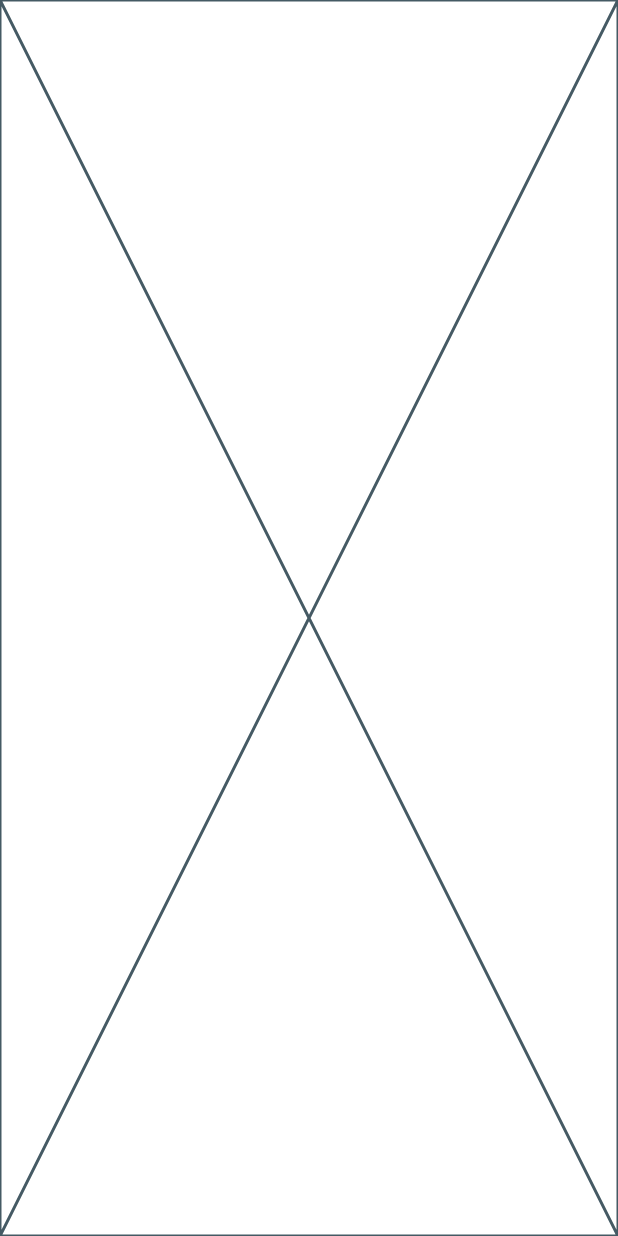
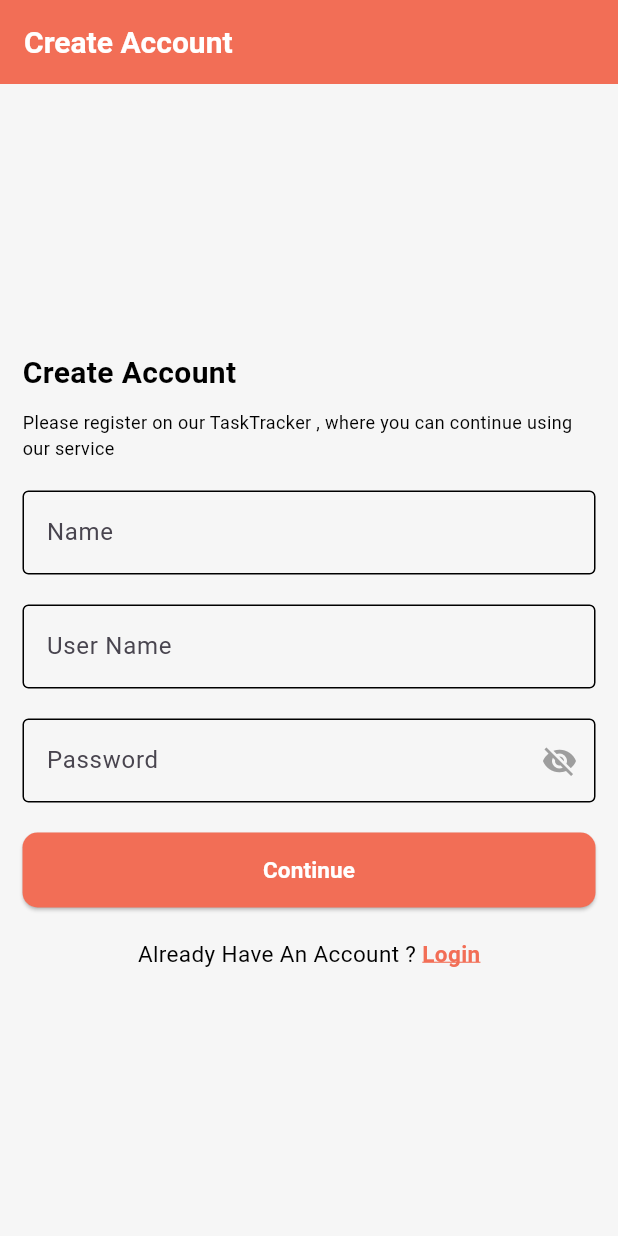
Before and after one commit to arun-kumar-bidila/tasktracker, a Flutter app: the screen it shows after launch, on a phone screen of 412 x 824 dp. Run offline on Flutter 3.47's test engine with Material 3 defaults, Android fonts, the phone set to English and light mode, and no system bars.

Commit message:
done auth ui

```diff
--- a/lib/auth/screens/authscreen.dart
+++ /dev/null
@@ -1,15 +0,0 @@
-import 'package:flutter/material.dart';
-
-class Authscreen extends StatefulWidget {
-  const Authscreen({super.key});
-
-  @override
-  State<Authscreen> createState() => _AuthscreenState();
-}
-
-class _AuthscreenState extends State<Authscreen> {
-  @override
-  Widget build(BuildContext context) {
-    return const Placeholder();
-  }
-}
--- /dev/null
+++ b/lib/auth/screens/signup_screen.dart
@@ -0,0 +1,113 @@
+import 'package:flutter/material.dart';
+import 'package:tasktracker/auth/screens/signin_screen.dart';
+import 'package:tasktracker/common/custom_button.dart';
+import 'package:tasktracker/common/custom_textfield.dart';
+import 'package:tasktracker/constants/global_variables.dart';
+
+class SignupScreen extends StatefulWidget {
+  static const String routeName = "/signup-screen";
+  const SignupScreen({super.key});
+
+  @override
+  State<SignupScreen> createState() => _SignupScreenState();
+}
+
+class _SignupScreenState extends State<SignupScreen> {
+  TextEditingController nameController = TextEditingController();
+  TextEditingController userNameController = TextEditingController();
+  TextEditingController passwordController = TextEditingController();
+  @override
+  Widget build(BuildContext context) {
+    return Scaffold(
+      resizeToAvoidBottomInset: true,
+      appBar: AppBar(
+        backgroundColor: GlobalVariables.buttonColor,
+        title: Text(
+          "Create Account",
+          style: TextStyle(
+              color: Colors.white, fontSize: 20, fontWeight: FontWeight.bold),
+        ),
+      ),
+      body: SafeArea(
+          child: Padding(
+        padding: const EdgeInsets.all(15.0),
+        child: Column(
+          mainAxisAlignment: MainAxisAlignment.center,
+          crossAxisAlignment: CrossAxisAlignment.start,
+          children: [
+            Text(
+              "Create Account",
+              style: TextStyle(
+                  color: Colors.black,
+                  fontSize: 20,
+                  fontWeight: FontWeight.bold),
+            ),
+            SizedBox(
+              height: 10,
+            ),
+            Text(
+              "Please register on our TaskTracker , where you can continue using our service",
+              style: TextStyle(color: Colors.black, fontSize: 12),
+            ),
+            SizedBox(
+              height: 20,
+            ),
+            CustomTextfield(controller: nameController, hintText: "Name"),
+            SizedBox(
+              height: 20,
+            ),
+            CustomTextfield(
+                controller: userNameController, hintText: "User Name"),
+            SizedBox(
+              height: 20,
+            ),
+            CustomTextfield(
+              controller: passwordController,
+              hintText: "Password",
+              obscureText: true,
+            ),
+            SizedBox(
+              height: 20,
+            ),
+            CustomButton(
+              label: "Continue",
+              onTap: () {
+                Navigator.pushNamedAndRemoveUntil(
+                    context, SigninScreen.routeName, (route) => false);
+              },
+            ),
+            SizedBox(
+              height: 20,
+            ),
+            Row(
+              mainAxisAlignment: MainAxisAlignment.center,
+              children: [
+                Text(
+                  "Already Have An Account ? ",
+                  style: TextStyle(
+                    color: Colors.black,
+                    fontSize: 15,
+                  ),
+                ),
+                InkWell(
+                    onTap: () {
+                      Navigator.pushNamedAndRemoveUntil(
+                          context, SigninScreen.routeName, (route) => false);
+                    },
+                    child: Text(
+                      "Login",
+                      style: TextStyle(
+                          color: GlobalVariables.buttonColor,
+                          fontSize: 15,
+                          fontWeight: FontWeight.bold,
+                          decoration: TextDecoration.underline,
+                          decorationColor: GlobalVariables.buttonColor),
+                    )),
+              ],
+            )
+          ],
+        ),
+      )),
+    );
+  }
+}
--- /dev/null
+++ b/lib/common/custom_button.dart
@@ -0,0 +1,26 @@
+import 'package:flutter/material.dart';
+import 'package:tasktracker/constants/global_variables.dart';
+
+class CustomButton extends StatelessWidget {
+  final String label;
+  final VoidCallback onTap;
+  const CustomButton({super.key, required this.label,required this.onTap});
+
+  @override
+  Widget build(BuildContext context) {
+    return ElevatedButton(
+      onPressed: onTap,
+      style: ElevatedButton.styleFrom(
+          backgroundColor: GlobalVariables.buttonColor,
+          minimumSize: Size(double.infinity, 50),
+          shape: RoundedRectangleBorder(
+            borderRadius: BorderRadius.circular(10),
+          )),
+      child: Text(
+        label,
+        style: TextStyle(
+            color: Colors.white, fontSize: 15, fontWeight: FontWeight.bold),
+      ),
+    );
+  }
+}
--- /dev/null
+++ b/lib/common/custom_textfield.dart
@@ -0,0 +1,61 @@
+import 'package:flutter/material.dart';
+import 'package:tasktracker/constants/global_variables.dart';
+
+class CustomTextfield extends StatefulWidget {
+  final TextEditingController controller;
+  final String hintText;
+  final int maxLines;
+  final bool obscureText;
+  const CustomTextfield(
+      {super.key,
+      required this.controller,
+      required this.hintText,
+      this.maxLines = 1,
+      this.obscureText = false});
+
+  @override
+  State<CustomTextfield> createState() => _CustomTextfieldState();
+}
+
+class _CustomTextfieldState extends State<CustomTextfield> {
+  late bool _obscure;
+  @override
+  void initState() {
+    super.initState();
+    _obscure = widget.obscureText;
+  }
+
+  @override
+  Widget build(BuildContext context) {
+    return TextFormField(
+      controller: widget.controller,
+      cursorColor: GlobalVariables.buttonColor,
+      obscureText: _obscure,
+      decoration: InputDecoration(
+          hintText: widget.hintText,
+          suffixIcon: widget.obscureText
+              ? IconButton(
+                  onPressed: () {
+                    setState(() {
+                      _obscure = !_obscure;
+                    });
+                  },
+                  icon: Icon(
+                    _obscure ? Icons.visibility_off : Icons.visibility,
+                    color: Colors.grey,
+                  ),
+                )
+              : null,
+          border: OutlineInputBorder(
+            borderSide: BorderSide(
+              color: Colors.black,
+            ),
+          ),
+          enabledBorder:
+              OutlineInputBorder(borderSide: BorderSide(color: Colors.black)),
+          focusedBorder: OutlineInputBorder(
+              borderSide: BorderSide(color: GlobalVariables.buttonColor))),
+      maxLines: widget.maxLines,
+    );
+  }
+}
--- /dev/null
+++ b/lib/constants/global_variables.dart
@@ -0,0 +1,6 @@
+import 'package:flutter/material.dart';
+
+class GlobalVariables {
+  static const Color backgroundColor = Color(0xFFF6F6F6);
+  static const Color buttonColor = Color(0xFFF26E56);
+}
--- a/lib/main.dart
+++ b/lib/main.dart
@@ -1,7 +1,7 @@
-
 import 'package:flutter/material.dart';
-import 'package:tasktracker/auth/screens/authscreen.dart';
-
+import 'package:tasktracker/auth/screens/signup_screen.dart';
+import 'package:tasktracker/constants/global_variables.dart';
+import 'package:tasktracker/router.dart';
 
 void main() async {
   WidgetsFlutterBinding.ensureInitialized();
@@ -16,15 +16,13 @@ class MyApp extends StatefulWidget {
 }
 
 class _MyAppState extends State<MyApp> {
-
-
-
-
   @override
   Widget build(BuildContext context) {
     return MaterialApp(
-      debugShowCheckedModeBanner: false,
-      home: Authscreen()
-    );
+        theme:
+            ThemeData(scaffoldBackgroundColor: GlobalVariables.backgroundColor),
+        debugShowCheckedModeBanner: false,
+        onGenerateRoute: (settings) => generateRouteSettings(settings),
+        home: SignupScreen());
   }
 }
```
Also changed, not shown: lib/auth/screens/signin_screen.dart (added, +105 -0 lines), lib/router.dart (added, +21 -0 lines).
